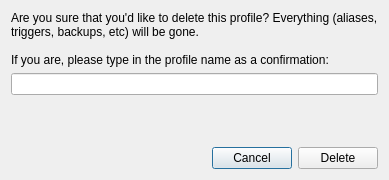
First picture: the form in src/ui/delete_profile_confirmation.ui, repository Mudlet/Mudlet, before the edit.
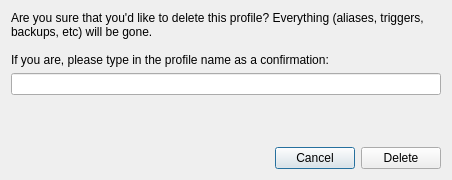
Second picture: the form after the edit.

Diff of the .ui file:
```diff
--- a/src/ui/delete_profile_confirmation.ui
+++ b/src/ui/delete_profile_confirmation.ui
@@ -6,7 +6,7 @@
    <rect>
     <x>0</x>
     <y>0</y>
-    <width>389</width>
+    <width>452</width>
     <height>180</height>
    </rect>
   </property>
```
